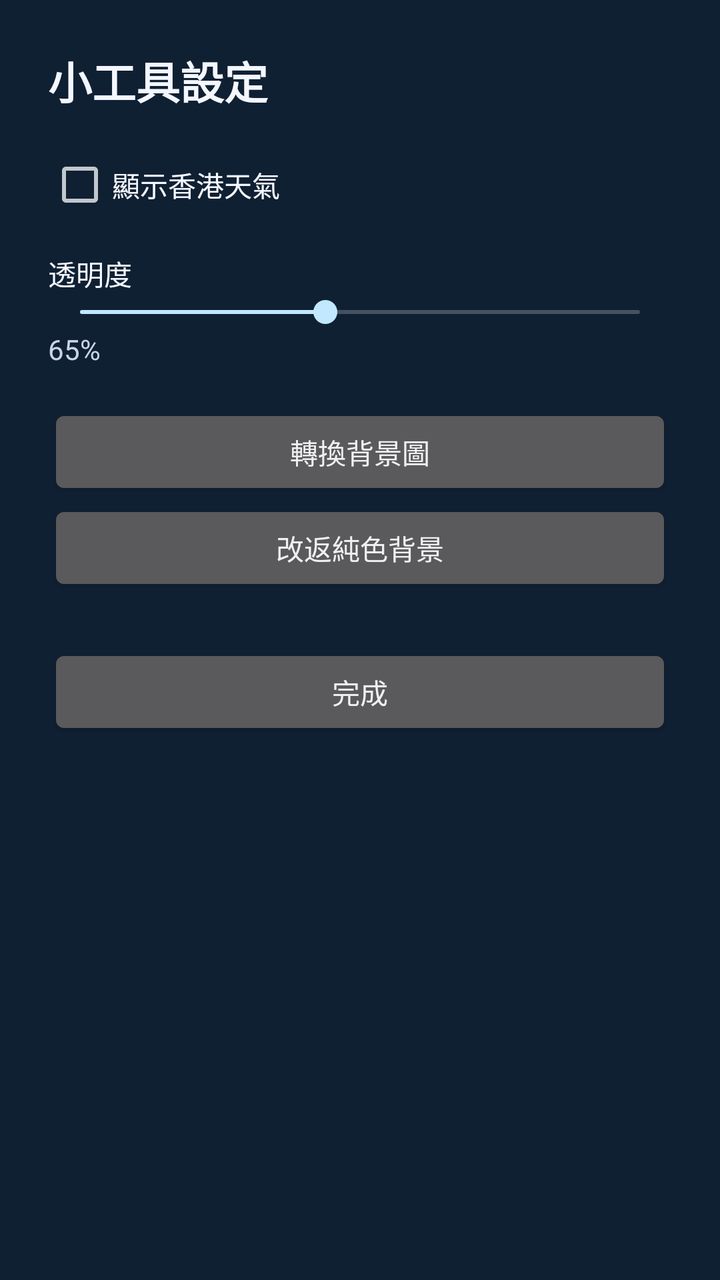
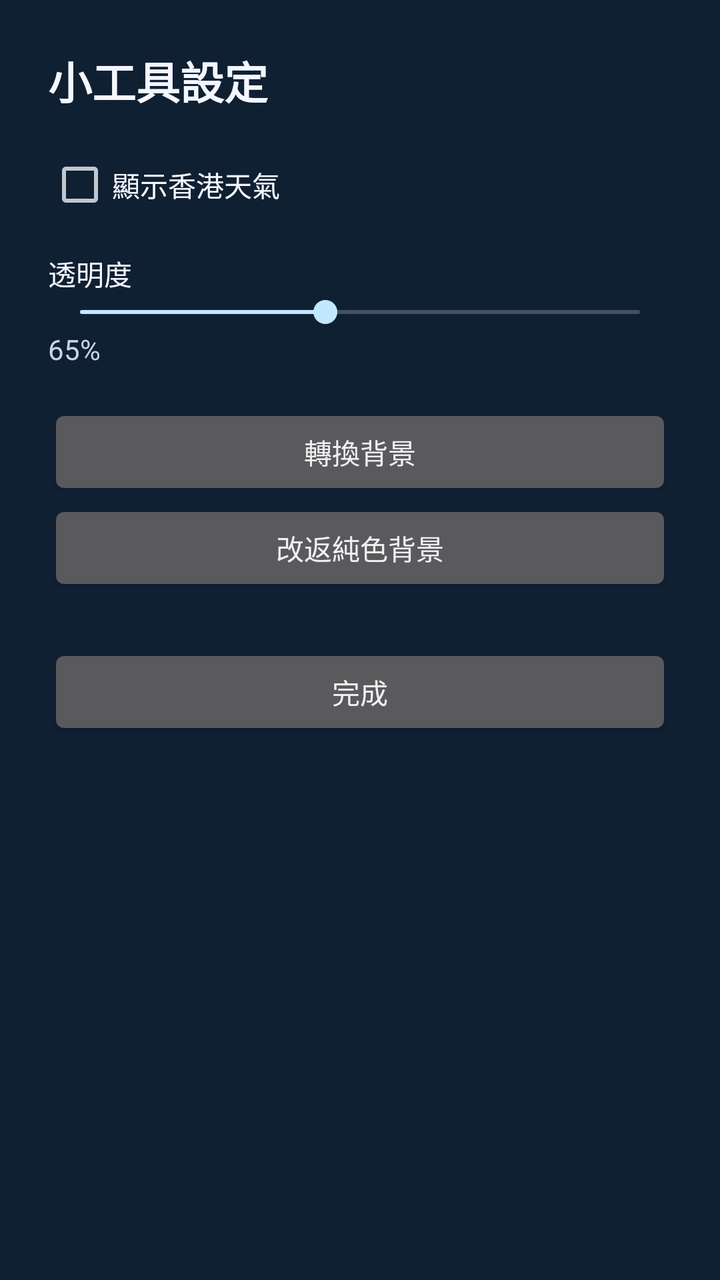

Compare the two renders of this Android layout. The source of the first and the diff that turns it into the second are given below.
<!-- AndroidManifest.xml: application theme android:Theme.DeviceDefault.NoActionBar -->
<!-- res/layout/widget_config.xml -->
<?xml version="1.0" encoding="utf-8"?>
<LinearLayout xmlns:android="http://schemas.android.com/apk/res/android"
    android:layout_width="match_parent"
    android:layout_height="match_parent"
    android:background="#102033"
    android:orientation="vertical"
    android:padding="24dp">

    <TextView
        android:layout_width="match_parent"
        android:layout_height="wrap_content"
        android:text="小工具設定"
        android:textColor="#F4F7FF"
        android:textSize="22sp"
        android:textStyle="bold" />

    <CheckBox
        android:id="@+id/weather_toggle"
        android:layout_width="match_parent"
        android:layout_height="wrap_content"
        android:layout_marginTop="20dp"
        android:text="顯示香港天氣"
        android:textColor="#F4F7FF" />

    <TextView
        android:layout_width="match_parent"
        android:layout_height="wrap_content"
        android:layout_marginTop="18dp"
        android:text="透明度"
        android:textColor="#F4F7FF" />

    <SeekBar
        android:id="@+id/alpha_seek"
        android:layout_width="match_parent"
        android:layout_height="wrap_content"
        android:max="80"
        android:progress="35" />

    <TextView
        android:id="@+id/alpha_label"
        android:layout_width="match_parent"
        android:layout_height="wrap_content"
        android:text="65%"
        android:textColor="#C9D4EA" />

    <Button
        android:id="@+id/pick_bg"
        android:layout_width="match_parent"
        android:layout_height="wrap_content"
        android:layout_marginTop="18dp"
        android:text="轉換背景圖" />

    <Button
        android:id="@+id/clear_bg"
        android:layout_width="match_parent"
        android:layout_height="wrap_content"
        android:text="改返純色背景" />

    <Button
        android:id="@+id/save_widget"
        android:layout_width="match_parent"
        android:layout_height="wrap_content"
        android:layout_marginTop="24dp"
        android:text="完成" />
</LinearLayout>
<!-- resources referenced by this layout -->
<resources>

</resources>

<!-- the commit's change to res/layout/widget_config.xml (unified diff, before → after) -->
@@ -48,7 +48,7 @@
         android:layout_width="match_parent"
         android:layout_height="wrap_content"
         android:layout_marginTop="18dp"
-        android:text="轉換背景圖" />
+        android:text="轉換背景" />
 
     <Button
         android:id="@+id/clear_bg"
